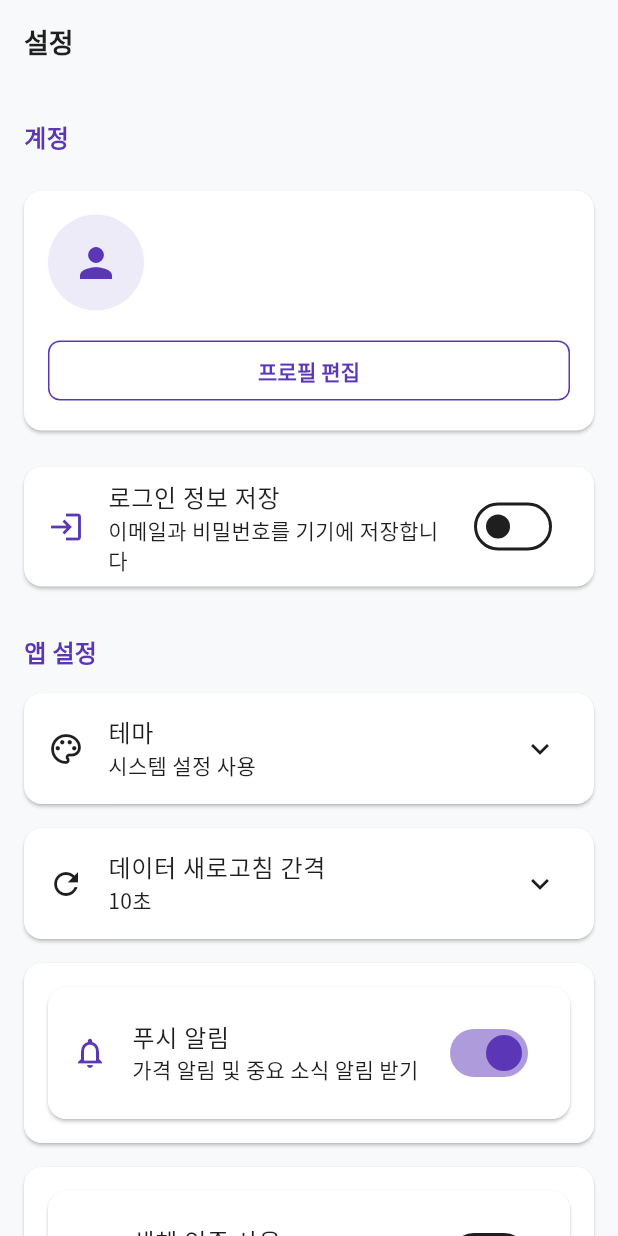
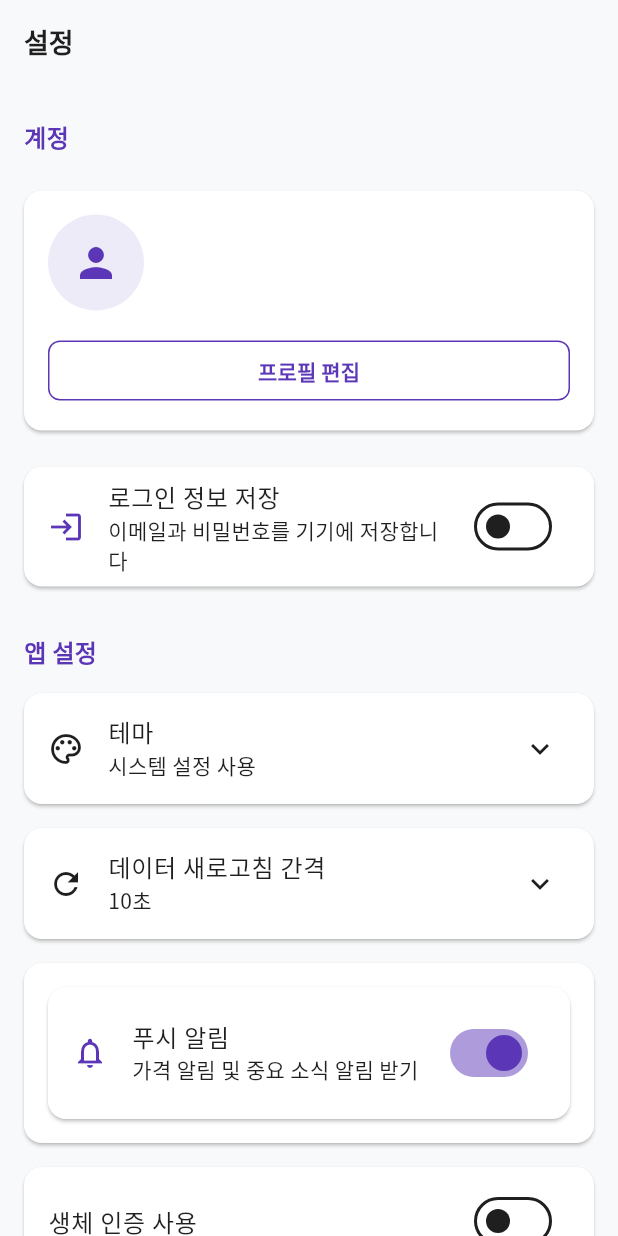
Before and after one commit to Maccrey/Coin_Alarm, a Flutter app: the SettingsScreen screen opened by its route, on a phone screen of 412 x 824 dp. Run offline on Flutter 3.47's test engine with Material 3 defaults, Android fonts, the phone set to English and light mode, and no system bars; our stand-ins replace dio, flutter_dotenv, google_fonts, hive, hive_flutter, internet_connection_checker and 2 more; accounts and stored records are empty.

Commit message:
생체 인증 기능 추가: local_auth 패키지를 사용하여 생체 인증(지문/Face ID) 기능을 구현하고, 설정 화면에 관련 스위치를 추가. SettingsService에서 생체 인증 사용 여부를 저장하고 불러오는 메서드 구현. README.md 및 Tasklist.md에 변경사항 기록.

```diff
--- a/lib/view/screens/settings_screen.dart
+++ b/lib/view/screens/settings_screen.dart
@@ -947,20 +947,27 @@ class _SettingsScreenState extends State<SettingsScreen> {
 
   // 보안 설정 위젯
   Widget _buildSecuritySettings(SettingsViewModel viewModel) {
-    return Card(
-      margin: const EdgeInsets.symmetric(horizontal: 16, vertical: 8),
-      child: Padding(
-        padding: const EdgeInsets.symmetric(vertical: 8),
-        child: SwitchListTile(
-          title: const Text('생체 인증 사용'),
-          subtitle: const Text('지문 또는 얼굴 인식으로 로그인'),
-          secondary: const Icon(Icons.fingerprint),
-          value: viewModel.useBiometricAuth,
-          onChanged: viewModel.isLoading
-              ? null
-              : (value) => viewModel.setUseBiometricAuth(value),
+    return Column(
+      crossAxisAlignment: CrossAxisAlignment.start,
+      children: [
+        Consumer<SettingsViewModel>(
+          builder: (context, vm, _) => SwitchListTile(
+            title: const Text('생체 인증 사용'),
+            value: vm.useBiometrics,
+            onChanged: (value) async {
+              await vm.toggleBiometrics(value);
+            },
+          ),
         ),
-      ),
+        if (viewModel.biometricErrorMessage != null)
+          Padding(
+            padding: const EdgeInsets.only(left: 16, right: 16, bottom: 8),
+            child: Text(
+              viewModel.biometricErrorMessage!,
+              style: const TextStyle(color: Colors.red, fontSize: 13),
+            ),
+          ),
+      ],
     );
   }
 
--- a/pubspec.yaml
+++ b/pubspec.yaml
@@ -65,6 +65,7 @@ dependencies:
   hive_flutter: ^1.1.0
   internet_connection_checker: ^3.0.1
   url_launcher: ^6.2.5
+  local_auth: ^2.1.7
 
   # Supabase (주석 처리 - 더미데이터로 대체)
   # supabase_flutter: ^1.10.25
```
Also changed, not shown: lib/services/settings_service.dart (+15 -0 lines), lib/viewmodel/settings_viewmodel.dart (+48 -21 lines), pubspec.lock, 8 other files.
